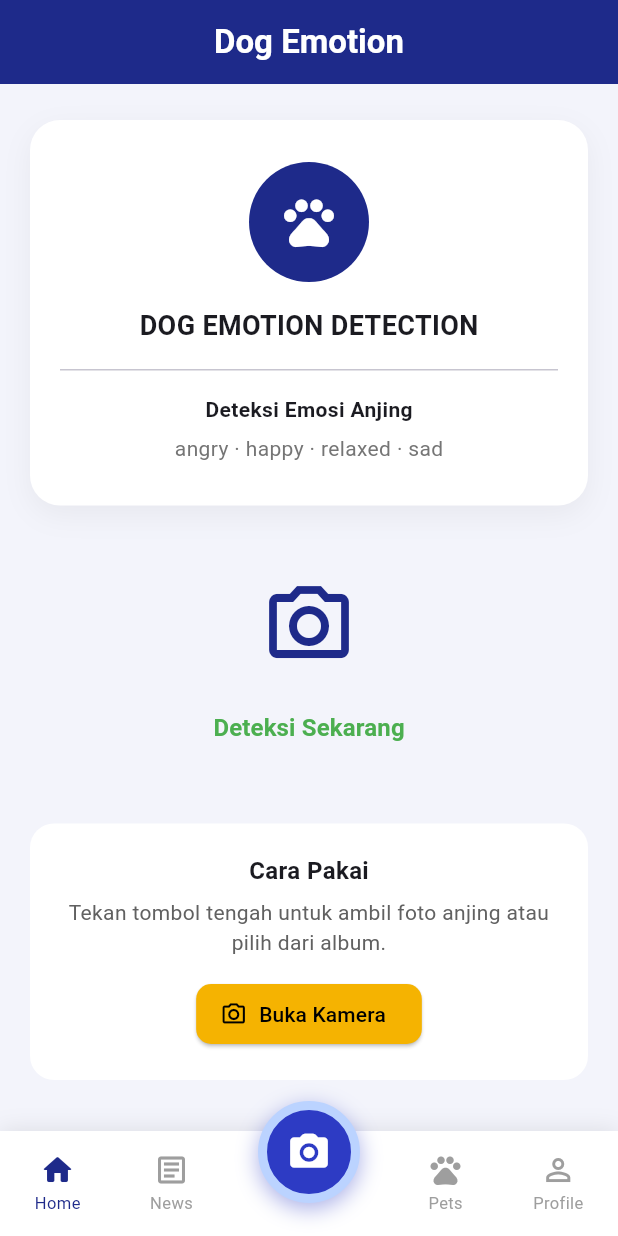
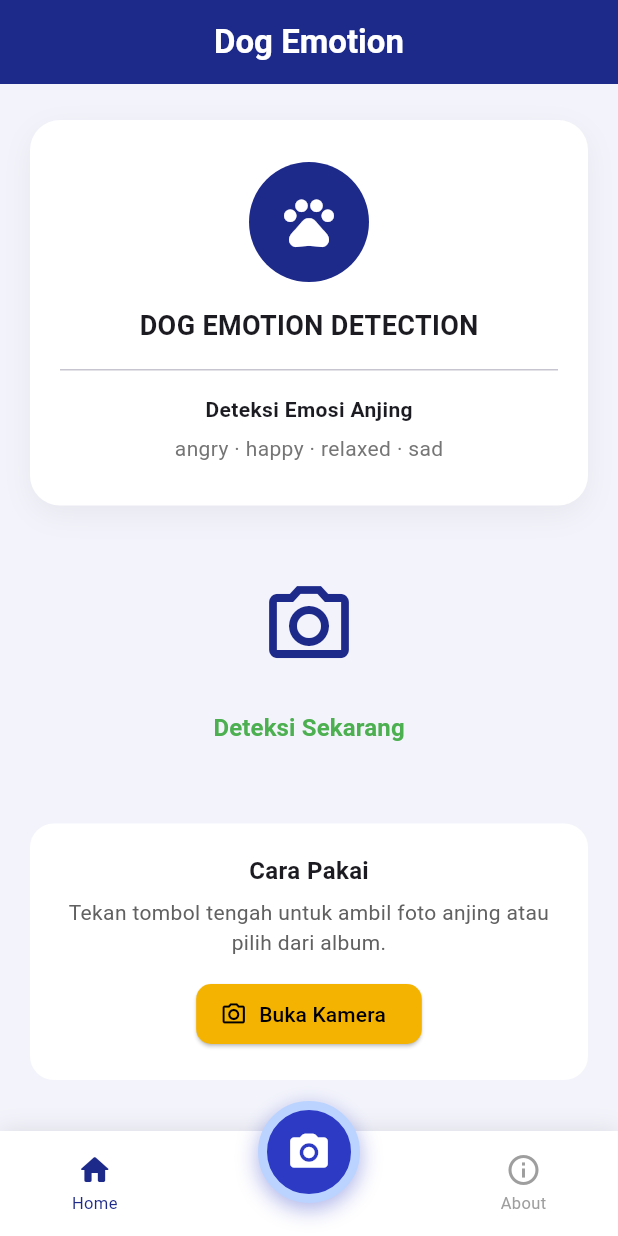
Before and after one commit to Rizal-Nurochman/Dog-Emotion-Detection-With-Mobile, a Flutter app: the screen it shows after launch, on a phone screen of 412 x 824 dp. Run offline on Flutter 3.47's test engine with Material 3 defaults, Android fonts, the phone set to English and light mode, and no system bars; our stand-ins replace camera, image_picker; missing offline and left inert: tflite_flutter.

```diff
--- a/gui/lib/home.dart
+++ b/gui/lib/home.dart
@@ -1,6 +1,7 @@
 import 'package:flutter/material.dart';
 import 'main.dart' show kPrimary, kAccent;
 import 'camera.dart';
+import 'about.dart';
 
 /// Homepage bergaya mockup (Menu.jpeg) + bottom navbar (Navbar.jpeg).
 /// Hanya tombol tengah navbar yang aktif → buka kamera.
@@ -11,6 +12,13 @@ class HomePage extends StatelessWidget {
     Navigator.push(
       context,
       MaterialPageRoute(builder: (_) => const CameraPage()),
+    );
+  }
+
+  void _openAbout(BuildContext context) {
+    Navigator.push(
+      context,
+      MaterialPageRoute(builder: (_) => const AboutPage()),
     );
   }
 
@@ -39,7 +47,10 @@ class HomePage extends StatelessWidget {
           ],
         ),
       ),
-      bottomNavigationBar: _Navbar(onScan: () => _openCamera(context)),
+      bottomNavigationBar: _Navbar(
+        onScan: () => _openCamera(context),
+        onAbout: () => _openAbout(context),
+      ),
     );
   }
 
@@ -149,7 +160,8 @@ class HomePage extends StatelessWidget {
 /// Item lain hanya dekorasi — tidak aktif sesuai permintaan.
 class _Navbar extends StatelessWidget {
   final VoidCallback onScan;
-  const _Navbar({required this.onScan});
+  final VoidCallback onAbout;
+  const _Navbar({required this.onScan, required this.onAbout});
 
   @override
   Widget build(BuildContext context) {
@@ -173,12 +185,15 @@ class _Navbar extends StatelessWidget {
               ),
               child: Row(
                 mainAxisAlignment: MainAxisAlignment.spaceAround,
-                children: const [
-                  _NavItem(icon: Icons.home_rounded, label: 'Home', active: true),
-                  _NavItem(icon: Icons.article_outlined, label: 'News'),
-                  SizedBox(width: 64), // ruang tombol tengah
-                  _NavItem(icon: Icons.pets_outlined, label: 'Pets'),
-                  _NavItem(icon: Icons.person_outline, label: 'Profile'),
+                children: [
+                  const _NavItem(
+                      icon: Icons.home_rounded, label: 'Home', active: true),
+                  const SizedBox(width: 64), // ruang tombol tengah
+                  _NavItem(
+                    icon: Icons.info_outline,
+                    label: 'About',
+                    onTap: onAbout,
+                  ),
                 ],
               ),
             ),
@@ -220,12 +235,15 @@ class _NavItem extends StatelessWidget {
   final IconData icon;
   final String label;
   final bool active;
-  const _NavItem({required this.icon, required this.label, this.active = false});
+  final VoidCallback? onTap;
+  const _NavItem({required this.icon, required this.label, this.active = false, this.onTap});
 
   @override
   Widget build(BuildContext context) {
     final color = active ? kPrimary : Colors.grey;
-    return Column(
+    return GestureDetector(
+      onTap: onTap,
+      child: Column(
         mainAxisSize: MainAxisSize.min,
         mainAxisAlignment: MainAxisAlignment.center,
         children: [
@@ -233,6 +251,7 @@ class _NavItem extends StatelessWidget {
           const SizedBox(height: 2),
           Text(label, style: TextStyle(color: color, fontSize: 11)),
         ],
+      ),
     );
   }
 }
```
Also changed, not shown: gui/lib/about.dart (added, +142 -0 lines), gui/lib/classifier.dart (+6 -4 lines), 3 other files. Lines whose indentation alone changed are shown as unchanged.
